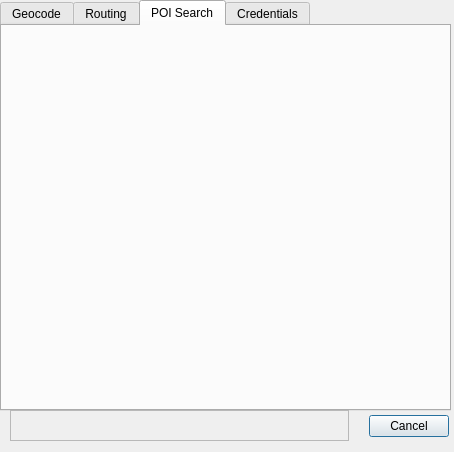
Old version of the form hereqgis_dialog_base.ui in the repository riccardoklinger/Hqgis.
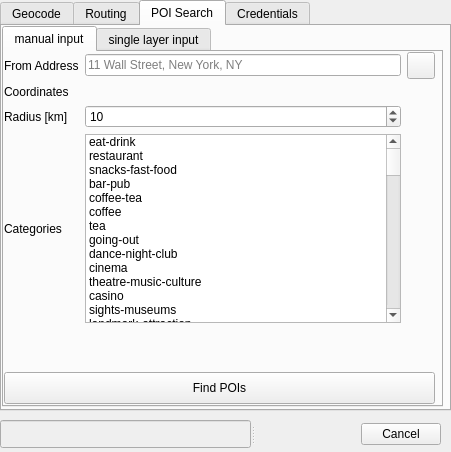
New version of the form. The open tabs and pages were chosen to show the change. Custom widgets are drawn as their Qt base class.

```diff
--- a/hereqgis_dialog_base.ui
+++ b/hereqgis_dialog_base.ui
@@ -6,29 +6,13 @@
    <rect>
     <x>0</x>
     <y>0</y>
-    <width>454</width>
+    <width>451</width>
     <height>452</height>
    </rect>
   </property>
   <property name="windowTitle">
    <string>HEREqgis</string>
   </property>
-  <widget class="QDialogButtonBox" name="button_box">
-   <property name="geometry">
-    <rect>
-     <x>340</x>
-     <y>410</y>
-     <width>109</width>
-     <height>32</height>
-    </rect>
-   </property>
-   <property name="orientation">
-    <enum>Qt::Horizontal</enum>
-   </property>
-   <property name="standardButtons">
-    <set>QDialogButtonBox::Cancel</set>
-   </property>
-  </widget>
   <widget class="QTabWidget" name="tabWidget">
    <property name="enabled">
     <bool>true</bool>
@@ -528,6 +512,562 @@
     <attribute name="title">
      <string>POI Search</string>
     </attribute>
+    <widget class="QTabWidget" name="tabWidget_4">
+     <property name="geometry">
+      <rect>
+       <x>0</x>
+       <y>0</y>
+       <width>441</width>
+       <height>381</height>
+      </rect>
+     </property>
+     <property name="currentIndex">
+      <number>0</number>
+     </property>
+     <widget class="QWidget" name="tab_11">
+      <attribute name="title">
+       <string>manual input</string>
+      </attribute>
+      <widget class="QWidget" name="gridLayoutWidget_5">
+       <property name="geometry">
+        <rect>
+         <x>0</x>
+         <y>0</y>
+         <width>431</width>
+         <height>271</height>
+        </rect>
+       </property>
+       <layout class="QGridLayout" name="gridLayout_3">
+        <item row="1" column="0">
+         <widget class="QLabel" name="label_21">
+          <property name="text">
+           <string>Coordinates</string>
+          </property>
+         </widget>
+        </item>
+        <item row="1" column="1">
+         <widget class="QLabel" name="FromLabel_2">
+          <property name="text">
+           <string/>
+          </property>
+         </widget>
+        </item>
+        <item row="0" column="0">
+         <widget class="QLabel" name="label_12">
+          <property name="text">
+           <string>From Address</string>
+          </property>
+         </widget>
+        </item>
+        <item row="0" column="1">
+         <widget class="QLineEdit" name="fromAddress_2">
+          <property name="placeholderText">
+           <string>11 Wall Street, New York, NY</string>
+          </property>
+         </widget>
+        </item>
+        <item row="0" column="2">
+         <widget class="QToolButton" name="captureButton_4">
+          <property name="text">
+           <string/>
+          </property>
+          <property name="iconSize">
+           <size>
+            <width>20</width>
+            <height>20</height>
+           </size>
+          </property>
+          <property name="checkable">
+           <bool>true</bool>
+          </property>
+          <property name="checked">
+           <bool>false</bool>
+          </property>
+         </widget>
+        </item>
+        <item row="2" column="0">
+         <widget class="QLabel" name="label_22">
+          <property name="text">
+           <string>Radius [km]</string>
+          </property>
+         </widget>
+        </item>
+        <item row="2" column="1">
+         <widget class="QSpinBox" name="spinBox">
+          <property name="value">
+           <number>10</number>
+          </property>
+         </widget>
+        </item>
+        <item row="3" column="1">
+         <widget class="QListWidget" name="listWidget">
+          <property name="selectionMode">
+           <enum>QAbstractItemView::MultiSelection</enum>
+          </property>
+          <item>
+           <property name="text">
+            <string>eat-drink</string>
+           </property>
+          </item>
+          <item>
+           <property name="text">
+            <string>restaurant</string>
+           </property>
+          </item>
+          <item>
+           <property name="text">
+            <string>snacks-fast-food</string>
+           </property>
+          </item>
+          <item>
+           <property name="text">
+            <string>bar-pub</string>
+           </property>
+          </item>
+          <item>
+           <property name="text">
+            <string>coffee-tea</string>
+           </property>
+          </item>
+          <item>
+           <property name="text">
+            <string>coffee</string>
+           </property>
+          </item>
+          <item>
+           <property name="text">
+            <string>tea</string>
+           </property>
+          </item>
+          <item>
+           <property name="text">
+            <string>going-out</string>
+           </property>
+          </item>
+          <item>
+           <property name="text">
+            <string>dance-night-club</string>
+           </property>
+          </item>
+          <item>
+           <property name="text">
+            <string>cinema</string>
+           </property>
+          </item>
+          <item>
+           <property name="text">
+            <string>theatre-music-culture</string>
+           </property>
+          </item>
+          <item>
+           <property name="text">
+            <string>casino</string>
+           </property>
+          </item>
+          <item>
+           <property name="text">
+            <string>sights-museums</string>
+           </property>
+          </item>
+          <item>
+           <property name="text">
+            <string>landmark-attraction</string>
+           </property>
+          </item>
+          <item>
+           <property name="text">
+            <string>museum</string>
+           </property>
+          </item>
+          <item>
+           <property name="text">
+            <string>transport</string>
+           </property>
+          </item>
+          <item>
+           <property name="text">
+            <string>airport</string>
+           </property>
+          </item>
+          <item>
+           <property name="text">
+            <string>railway-station</string>
+           </property>
+          </item>
+          <item>
+           <property name="text">
+            <string>public-transport</string>
+           </property>
+          </item>
+          <item>
+           <property name="text">
+            <string>ferry-terminal</string>
+           </property>
+          </item>
+          <item>
+           <property name="text">
+            <string>taxi-stand</string>
+           </property>
+          </item>
+          <item>
+           <property name="text">
+            <string>accommodation</string>
+           </property>
+          </item>
+          <item>
+           <property name="text">
+            <string>hotel</string>
+           </property>
+          </item>
+          <item>
+           <property name="text">
+            <string>motel</string>
+           </property>
+          </item>
+          <item>
+           <property name="text">
+            <string>hostel</string>
+           </property>
+          </item>
+          <item>
+           <property name="text">
+            <string>camping</string>
+           </property>
+          </item>
+          <item>
+           <property name="text">
+            <string>shopping</string>
+           </property>
+          </item>
+          <item>
+           <property name="text">
+            <string>kiosk-convenience-store</string>
+           </property>
+          </item>
+          <item>
+           <property name="text">
+            <string>wine-and-liquor</string>
+           </property>
+          </item>
+          <item>
+           <property name="text">
+            <string>mall</string>
+           </property>
+          </item>
+          <item>
+           <property name="text">
+            <string>department-store</string>
+           </property>
+          </item>
+          <item>
+           <property name="text">
+            <string>food-drink</string>
+           </property>
+          </item>
+          <item>
+           <property name="text">
+            <string>bookshop</string>
+           </property>
+          </item>
+          <item>
+           <property name="text">
+            <string>pharmacy</string>
+           </property>
+          </item>
+          <item>
+           <property name="text">
+            <string>electronics-shop</string>
+           </property>
+          </item>
+          <item>
+           <property name="text">
+            <string>hardware-house-garden-shop</string>
+           </property>
+          </item>
+          <item>
+           <property name="text">
+            <string>clothing-accessories-shop</string>
+           </property>
+          </item>
+          <item>
+           <property name="text">
+            <string>sport-outdoor-shop</string>
+           </property>
+          </item>
+          <item>
+           <property name="text">
+            <string>shop</string>
+           </property>
+          </item>
+          <item>
+           <property name="text">
+            <string>business-services</string>
+           </property>
+          </item>
+          <item>
+           <property name="text">
+            <string>atm-bank-exchange</string>
+           </property>
+          </item>
+          <item>
+           <property name="text">
+            <string>police-emergency</string>
+           </property>
+          </item>
+          <item>
+           <property name="text">
+            <string>ambulance-services</string>
+           </property>
+          </item>
+          <item>
+           <property name="text">
+            <string>fire-department</string>
+           </property>
+          </item>
+          <item>
+           <property name="text">
+            <string>police-station</string>
+           </property>
+          </item>
+          <item>
+           <property name="text">
+            <string>post-office</string>
+           </property>
+          </item>
+          <item>
+           <property name="text">
+            <string>tourist-information</string>
+           </property>
+          </item>
+          <item>
+           <property name="text">
+            <string>petrol-station</string>
+           </property>
+          </item>
+          <item>
+           <property name="text">
+            <string>ev-charging-station</string>
+           </property>
+          </item>
+          <item>
+           <property name="text">
+            <string>car-rental</string>
+           </property>
+          </item>
+          <item>
+           <property name="text">
+            <string>car-dealer-repair</string>
+           </property>
+          </item>
+          <item>
+           <property name="text">
+            <string>travel-agency</string>
+           </property>
+          </item>
+          <item>
+           <property name="text">
+            <string>communication-media</string>
+           </property>
+          </item>
+          <item>
+           <property name="text">
+            <string>business-industry</string>
+           </property>
+          </item>
+          <item>
+           <property name="text">
+            <string>service</string>
+           </property>
+          </item>
+          <item>
+           <property name="text">
+            <string>facilities</string>
+           </property>
+          </item>
+          <item>
+           <property name="text">
+            <string>hospital-health-care-facility</string>
+           </property>
+          </item>
+          <item>
+           <property name="text">
+            <string>hospital-health-care-facility</string>
+           </property>
+          </item>
+          <item>
+           <property name="text">
+            <string>government-community-facility</string>
+           </property>
+          </item>
+          <item>
+           <property name="text">
+            <string>education-facility</string>
+           </property>
+          </item>
+          <item>
+           <property name="text">
+            <string>library</string>
+           </property>
+          </item>
+          <item>
+           <property name="text">
+            <string>fair-convention-facility</string>
+           </property>
+          </item>
+          <item>
+           <property name="text">
+            <string>parking-facility</string>
+           </property>
+          </item>
+          <item>
+           <property name="text">
+            <string>toilet-rest-area</string>
+           </property>
+          </item>
+          <item>
+           <property name="text">
+            <string>sports-facility-venue</string>
+           </property>
+          </item>
+          <item>
+           <property name="text">
+            <string>facility</string>
+           </property>
+          </item>
+          <item>
+           <property name="text">
+            <string>religious-place</string>
+           </property>
+          </item>
+          <item>
+           <property name="text">
+            <string>leisure-outdoor</string>
+           </property>
+          </item>
+          <item>
+           <property name="text">
+            <string>recreation</string>
+           </property>
+          </item>
+          <item>
+           <property name="text">
+            <string>amusement-holiday-park</string>
+           </property>
+          </item>
+          <item>
+           <property name="text">
+            <string>zoo</string>
+           </property>
+          </item>
+          <item>
+           <property name="text">
+            <string>administrative-areas-buildings</string>
+           </property>
+          </item>
+          <item>
+           <property name="text">
+            <string>administrative-region</string>
+           </property>
+          </item>
+          <item>
+           <property name="text">
+            <string>city-town-village</string>
+           </property>
+          </item>
+          <item>
+           <property name="text">
+            <string>outdoor-area-complex</string>
+           </property>
+          </item>
+          <item>
+           <property name="text">
+            <string>building</string>
+           </property>
+          </item>
+          <item>
+           <property name="text">
+            <string>street-square</string>
+           </property>
+          </item>
+          <item>
+           <property name="text">
+            <string>intersection</string>
+           </property>
+          </item>
+          <item>
+           <property name="text">
+            <string>postal-area</string>
+           </property>
+          </item>
+          <item>
+           <property name="text">
+            <string>natural-geographical</string>
+           </property>
+          </item>
+          <item>
+           <property name="text">
+            <string>body-of-water</string>
+           </property>
+          </item>
+          <item>
+           <property name="text">
+            <string>mountain-hill</string>
+           </property>
+          </item>
+          <item>
+           <property name="text">
+            <string>undersea-feature</string>
+           </property>
+          </item>
+          <item>
+           <property name="text">
+            <string>forest-heath-vegetation</string>
+           </property>
+          </item>
+         </widget>
+        </item>
+        <item row="3" column="0">
+         <widget class="QLabel" name="label_23">
+          <property name="text">
+           <string>Categories</string>
+          </property>
+         </widget>
+        </item>
+       </layout>
+      </widget>
+      <widget class="QPushButton" name="findPOISButton">
+       <property name="geometry">
+        <rect>
+         <x>0</x>
+         <y>320</y>
+         <width>431</width>
+         <height>32</height>
+        </rect>
+       </property>
+       <property name="text">
+        <string>Find POIs</string>
+       </property>
+      </widget>
+     </widget>
+     <widget class="QWidget" name="tab_12">
+      <attribute name="title">
+       <string>single layer input</string>
+      </attribute>
+      <widget class="QPushButton" name="calcRouteSingleButton_3">
+       <property name="geometry">
+        <rect>
+         <x>0</x>
+         <y>320</y>
+         <width>431</width>
+         <height>32</height>
+        </rect>
+       </property>
+       <property name="text">
+        <string>Find POIs around Points</string>
+       </property>
+      </widget>
+     </widget>
+    </widget>
    </widget>
    <widget class="QWidget" name="tab_2">
     <attribute name="title">
@@ -627,18 +1167,31 @@
     </widget>
    </widget>
   </widget>
-  <widget class="QTextBrowser" name="statusShower">
-   <property name="enabled">
-    <bool>false</bool>
-   </property>
+  <widget class="QSplitter" name="splitter">
    <property name="geometry">
     <rect>
-     <x>10</x>
-     <y>410</y>
-     <width>339</width>
-     <height>31</height>
+     <x>0</x>
+     <y>420</y>
+     <width>441</width>
+     <height>28</height>
     </rect>
    </property>
+   <property name="orientation">
+    <enum>Qt::Horizontal</enum>
+   </property>
+   <widget class="QLineEdit" name="status2">
+    <property name="enabled">
+     <bool>false</bool>
+    </property>
+   </widget>
+   <widget class="QDialogButtonBox" name="button_box">
+    <property name="orientation">
+     <enum>Qt::Horizontal</enum>
+    </property>
+    <property name="standardButtons">
+     <set>QDialogButtonBox::Cancel</set>
+    </property>
+   </widget>
   </widget>
  </widget>
  <customwidgets>
```
Left out of the diff: 16 changed lines with no effect on the pictures.
